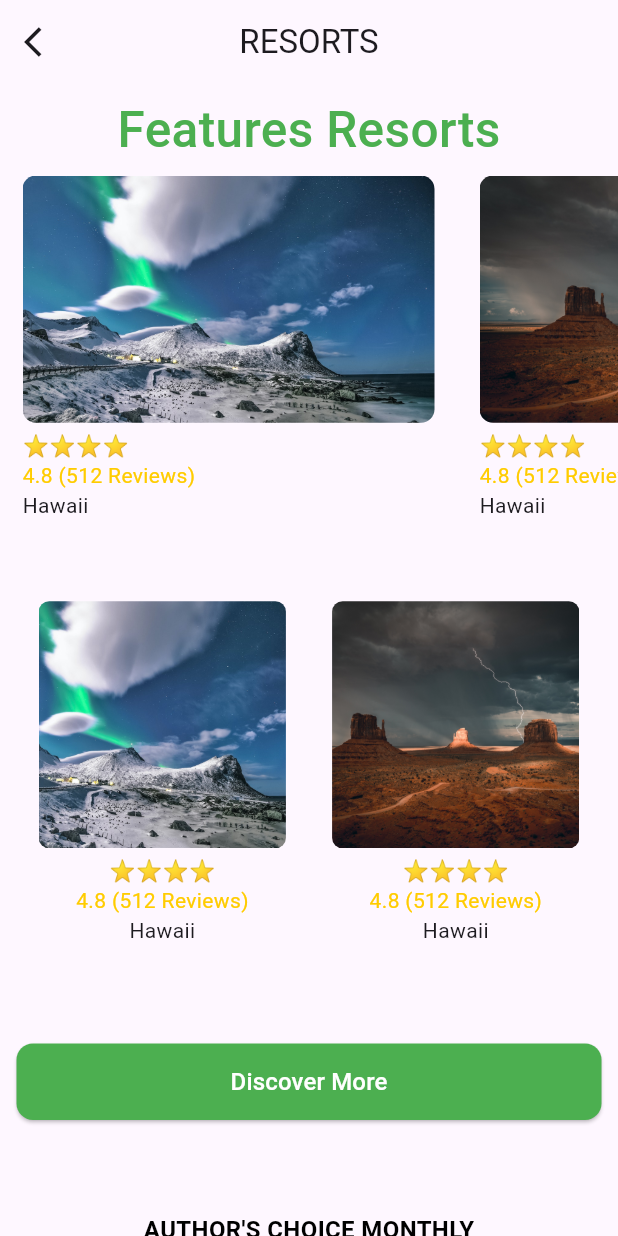
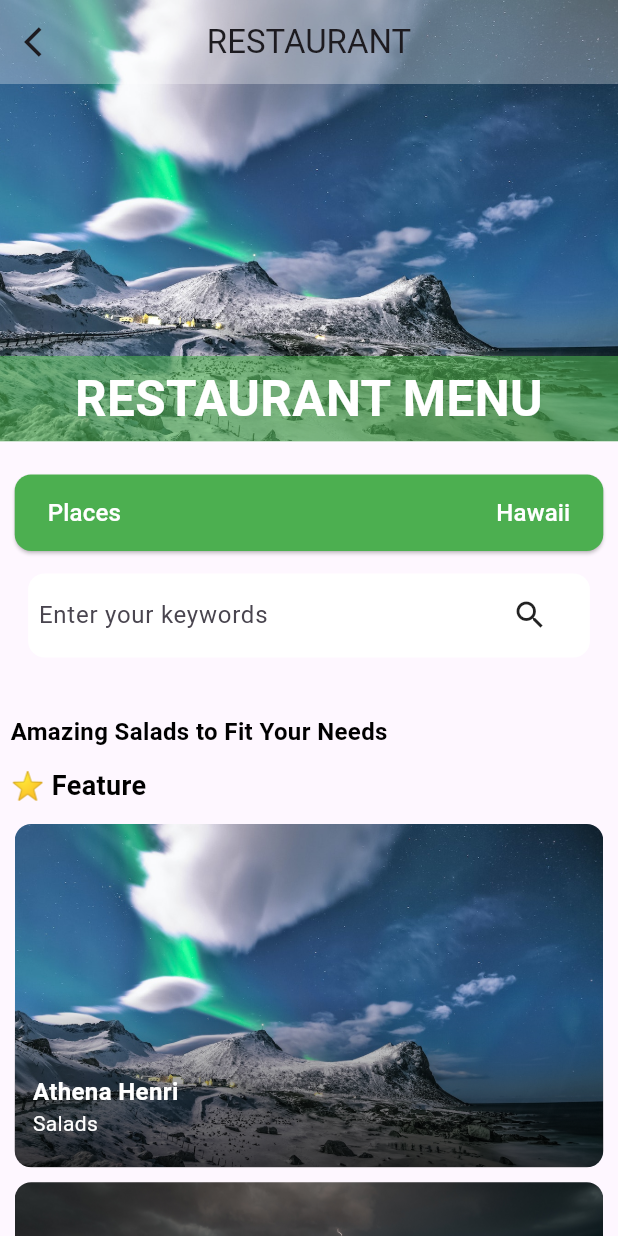
Before and after one commit to M-Huzaifa-981/tourism, a Flutter app: the HomeScreen screen opened directly, after a tap on "Discover More", on a phone screen of 412 x 824 dp. Run offline on Flutter 3.47's test engine with Material 3 defaults, Android fonts, the phone set to English and light mode, and no system bars; our stand-ins replace badges; missing offline and left inert: flutter_image_stack.

Commit message:
created new screen gallery

```diff
--- a/lib/main.dart
+++ b/lib/main.dart
@@ -1,4 +1,5 @@
 import 'package:flutter/material.dart';
+import 'package:tourism/screens/home_screen.dart';
 import 'package:tourism/screens/trending_resorts/trending_resorts_screen.dart';
 
 void main() {
@@ -15,8 +16,8 @@ class MyApp extends StatelessWidget {
       // home: HomeScreen(),
       home: DefaultTabController(
         length: 4,
-        child: TrendingResortsScreen(),
-        // child: HomeScreen()
+        // child: TrendingResortsScreen(),
+        child: HomeScreen()
       ),
     );
   }
--- a/lib/screens/home_screen.dart
+++ b/lib/screens/home_screen.dart
@@ -1,9 +1,12 @@
 import 'package:flutter/material.dart';
 import "package:badges/badges.dart" as badges;
+import 'package:tourism/screens/all_resorts_screen.dart';
 import 'package:tourism/screens/feature_resorts_screen.dart';
+import 'package:tourism/screens/restaurant_menu_screen.dart';
 import '../models/imageCardInfo.dart';
 import '../utils/customWidgets/imageInfoCard.dart';
 import '../utils/customWidgets/booking_card.dart';
+import 'customers_gallery.dart';
 import 'discover_screen.dart';
 import 'editor_pick_screen.dart';
 
@@ -17,6 +20,15 @@ class HomeScreen extends StatelessWidget {
     double height = size.height;
 
     return Scaffold(
+      appBar: AppBar(
+        actions: [
+          ElevatedButton(
+              onPressed: (){
+                Navigator.push(context, MaterialPageRoute(builder: (context)=> CustomersGallery()));
+              },
+              child: Icon(Icons.arrow_forward))
+        ],
+      ),
       body: Container(
         color: Colors.black12.withValues(alpha: 0.01),
         child: SingleChildScrollView(
@@ -108,14 +120,14 @@ class HomeScreen extends StatelessWidget {
 
                     bookingCard(size: size),
 
-                    SizedBox(height: 22,),
+                    SizedBox(height: 44,),
 
                     Row(
                       children: [
                         Expanded(
                           child: ElevatedButton(
                             onPressed: () {
-                              Navigator.push(context, MaterialPageRoute(builder: (context)=> FeatureResortsScreen())); //DiscoverScreen
+                              Navigator.push(context, MaterialPageRoute(builder: (context)=> RestaurantMenuScreen())); //DiscoverScreen
                             },
                             style: ElevatedButton.styleFrom(
                               backgroundColor: Colors.green,       // Button background
@@ -134,7 +146,7 @@ class HomeScreen extends StatelessWidget {
                       ],
                     ),
 
-                    SizedBox(height: 22,),
+                    SizedBox(height: 33,),
 
 
                     Container(
--- /dev/null
+++ b/lib/screens/restaurant_menu_screen.dart
@@ -0,0 +1,258 @@
+import 'package:flutter/material.dart';
+import 'package:tourism/models/imageCardInfo.dart';
+
+import '../utils/customWidgets/imageInfoCard.dart';
+
+class RestaurantMenuScreen extends StatelessWidget {
+  const RestaurantMenuScreen({super.key});
+
+  static final String imagePath = "assets/images";
+
+  @override
+  Widget build(BuildContext context) {
+    Size size = MediaQuery.of(context).size;
+    double width = size.width;
+    double height = size.height;
+
+    return Scaffold(
+      body: Container(
+        child: Column(
+          mainAxisAlignment: MainAxisAlignment.start,
+          children: [
+
+
+
+            Container(
+              width: width,
+              height: width/1.4,
+              decoration: BoxDecoration(
+                image: DecorationImage(image: AssetImage("$imagePath/img0.jpg"), fit: BoxFit.cover)
+              ),
+              child: Column(
+                mainAxisAlignment: MainAxisAlignment.spaceBetween,
+                children: [
+                  AppBar(
+                    backgroundColor: Colors.white.withValues(alpha: 0.3),
+                    title: Text("RESTAURANT"),
+                    centerTitle: true,
+                    leading: IconButton(
+                      onPressed: () {
+                        Navigator.pop(context);
+                      },
+                      icon: Icon(Icons.arrow_back_ios),
+                    ),
+                  ),
+
+                  Row(
+                    mainAxisAlignment: MainAxisAlignment.center,
+                    children: [
+                      Expanded(
+                        child: Container(
+                          color: Colors.green.withValues(alpha: 0.6),
+                          padding: EdgeInsets.all(5),
+                          child: Text(
+                            "RESTAURANT MENU",
+                            textAlign: TextAlign.center,
+                            style: TextStyle(
+                              color: Colors.white,
+                              fontSize: 33,
+                              fontWeight: FontWeight.bold,
+                            ),
+                          ),
+                        ),
+                      ),
+                    ],
+                  ),
+
+
+                ],
+              ),
+
+            ),
+
+            SizedBox(height: 22,),
+
+            Row(
+              mainAxisAlignment: MainAxisAlignment.center,
+              children: [
+                Container(
+                  width: width/1.05,
+                  child: ElevatedButton(
+                    onPressed: () {
+                      //Navigator.push(context, MaterialPageRoute(builder: (context)=> FeatureResortsScreen())); //DiscoverScreen
+                    },
+                    style: ElevatedButton.styleFrom(
+                      backgroundColor: Colors.green,       // Button background
+                      foregroundColor: Colors.white,       // Text/Icon color
+                      shape: RoundedRectangleBorder(
+                        borderRadius: BorderRadius.circular(11), // Rounded corners
+                      ),
+                      padding: EdgeInsets.symmetric(vertical: 14), // Optional: taller button
+                    ),
+                    child: Container(
+                      margin: EdgeInsets.symmetric(horizontal: 22),
+                      child: Row(
+                        mainAxisAlignment: MainAxisAlignment.spaceBetween,
+                        children: [
+                          Text(
+                            "Places",
+                            style: TextStyle(fontSize: 16),
+                          ),
+                          Text(
+                            "Hawaii",
+                            style: TextStyle(fontSize: 16),
+                          ),
+                        ],
+                      ),
+                    ),
+                  ),
+                ),
+              ],
+            ),
+
+            SizedBox(height: 15,),
+
+            Row(
+              mainAxisAlignment: MainAxisAlignment.center,
+              children: [
+                Container(
+                  width: width / 1.1,
+                  padding: EdgeInsets.symmetric(horizontal: 7),
+                  decoration: BoxDecoration(
+                    color: Colors.white,
+                    borderRadius: BorderRadius.circular(11),
+                  ),
+                  child: Row(
+                    children: [
+                      Expanded(
+                        child: TextFormField(
+                          decoration: InputDecoration(
+                              labelText: "Enter your keywords",
+                              border: InputBorder.none
+                          ),
+                        ),
+                      ),
+
+                      InkWell(
+                        onTap: (){
+                          FocusScope.of(context).unfocus();
+                        },
+                        child: Container(
+                          width: 66,
+                          // height: 55,
+                          // color: Colors.green,
+                          child: Icon(Icons.search),
+                        ),
+                      ),
+
+                    ],
+                  ),
+                ),
+              ],
+            ),
+
+            SizedBox(height: 33,),
+
+            Row(
+              mainAxisAlignment: MainAxisAlignment.start,
+              children: [
+                Container(
+                  // color: Colors.yellow,
+                  margin: EdgeInsets.symmetric(horizontal: 7, vertical: 5),
+                  child: Text(
+                    "Amazing Salads to Fit Your Needs",
+                    style: TextStyle(
+                      color: Colors.black,
+                      fontSize: 16,
+                      fontWeight: FontWeight.bold,
+                    ),
+                  ),
+                ),
+              ],
+            ),
+
+            // SizedBox(height: 11,),
+
+            Row(
+              mainAxisAlignment: MainAxisAlignment.start,
+              children: [
+                Container(
+                  // color: Colors.yellow,
+                  margin: EdgeInsets.symmetric(horizontal: 7, vertical: 7),
+                  child: Text.rich(
+                    TextSpan(
+                      style: TextStyle(
+                        color: Colors.black,
+                        fontSize: 18,
+                        fontWeight: FontWeight.bold,
+                      ),
+                      children: [
+                        TextSpan(text: "⭐\t"),
+                        TextSpan(text: "Feature"),
+                      ],
+                    ),
+                  ),
+
+
+                ),
+              ],
+            ),
+
+
+            Expanded(
+                child: ListView.builder(
+                  itemCount: 8,
+                  shrinkWrap: true,
+                  padding: EdgeInsets.zero,
+                  itemBuilder: (BuildContext context, int index) {
+                    ImageCardInfo cardData = ImageCardInfo(
+                        image: "$imagePath/img$index.jpg",
+                       heading: Column(
+                         crossAxisAlignment: CrossAxisAlignment.start,
+                         children: [
+                           Text(
+                             "Athena Henri",
+                             style: TextStyle(
+                               color: Colors.white,
+                               fontSize: 16,
+                               fontWeight: FontWeight.bold,
+                             ),
+                           ),
+
+                           Text("Salads", style: TextStyle(fontSize: 14, color: Colors.white),),
+                         ],
+                       )
+                    );
+                    return Container(
+                      alignment: Alignment.topCenter,
+                      margin: EdgeInsets.symmetric(horizontal: 7, vertical: 5),
+                      child: imageInfoCard(
+                          imageCardInfo: cardData,
+                          imageSize: Size(width/1.05, width/1.8),
+                          linearGradient: LinearGradient(
+                            colors: [
+                              Colors.transparent,
+                              Colors.transparent,
+                              Colors.black.withValues(alpha: 0.7)
+                            ],
+                            begin: Alignment.topCenter,
+                            end: Alignment.bottomCenter,
+                            transform: GradientRotation(44)
+                          ),
+                          isShowCardInfo: false,
+                          borderRadius: 11
+                      ),
+                    );
+                  },
+
+                )
+            )
+
+
+
+          ],
+        ),
+      ),
+    );
+  }
+}
--- a/lib/screens/trending_resorts/trending_resorts_screen.dart
+++ b/lib/screens/trending_resorts/trending_resorts_screen.dart
@@ -1,5 +1,6 @@
 import 'package:flutter/material.dart';
 import 'package:flutter_image_stack/flutter_image_stack.dart';
+import 'package:tourism/screens/home_screen.dart';
 import 'package:tourism/utils/customWidgets/trending_card.dart';
 
 import '../../generated/assets.dart';
@@ -18,7 +19,7 @@ class TrendingResortsScreen extends StatelessWidget {
       body: ListView(
         physics: PageScrollPhysics(),
         children: [
-          TrendingCard(),
+          HomeScreen(),
           TrendingCard(),
           TrendingCard(),
           TrendingCard(),
--- a/lib/utils/customWidgets/imageInfoCard.dart
+++ b/lib/utils/customWidgets/imageInfoCard.dart
@@ -38,14 +38,8 @@ Widget imageInfoCard({
               mainAxisAlignment: MainAxisAlignment.end,
               crossAxisAlignment: CrossAxisAlignment.start,
               children: [
-                Text(
-                  imageCardInfo.title ?? "",
-                  style: TextStyle(
-                    color: Colors.white,
-                    fontSize: titleSize,
-                    fontWeight: FontWeight.bold,
-                  ),
-                ),
+                if(imageCardInfo.heading != null) imageCardInfo.heading!,
+
                 Row(
                   mainAxisAlignment: MainAxisAlignment.spaceBetween,
                   children: [
--- a/lib/utils/customWidgets/trending_card.dart
+++ b/lib/utils/customWidgets/trending_card.dart
@@ -24,7 +24,7 @@ class TrendingCard extends StatelessWidget {
               child: ClipRRect(
                 borderRadius: BorderRadius.circular(20),
                 child: Image(
-                  image: AssetImage(Assets.resortPic1),
+                  image: AssetImage(Assets.assetsPic0),
                   height: 700,
                   fit: BoxFit.cover,
                 ),
--- a/pubspec.yaml
+++ b/pubspec.yaml
@@ -37,6 +37,7 @@ dependencies:
   badges: ^3.1.2
 #  image_stack: ^2.1.1
   flutter_image_stack: ^0.0.7
+  flutter_staggered_grid_view: ^0.7.0
 
 
 dev_dependencies:
```
Also changed, not shown: lib/screens/all_resorts_screen.dart (added, +204 -0 lines), lib/screens/customers_gallery.dart (added, +68 -0 lines), lib/utils/customWidgets/gallery_card.dart (added, +44 -0 lines), assets/images/img8.jpg (renamed from assets/images/img8.png), lib/generated/assets.dart, pubspec.lock.
